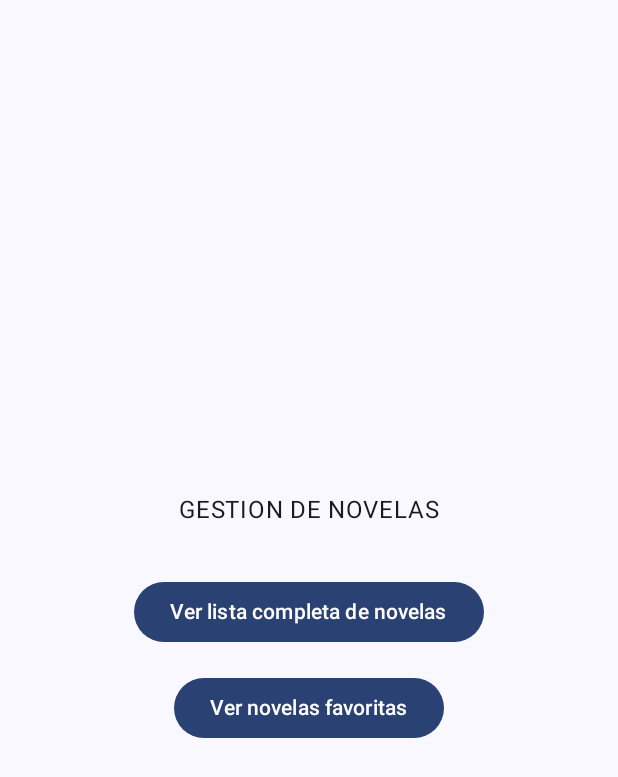
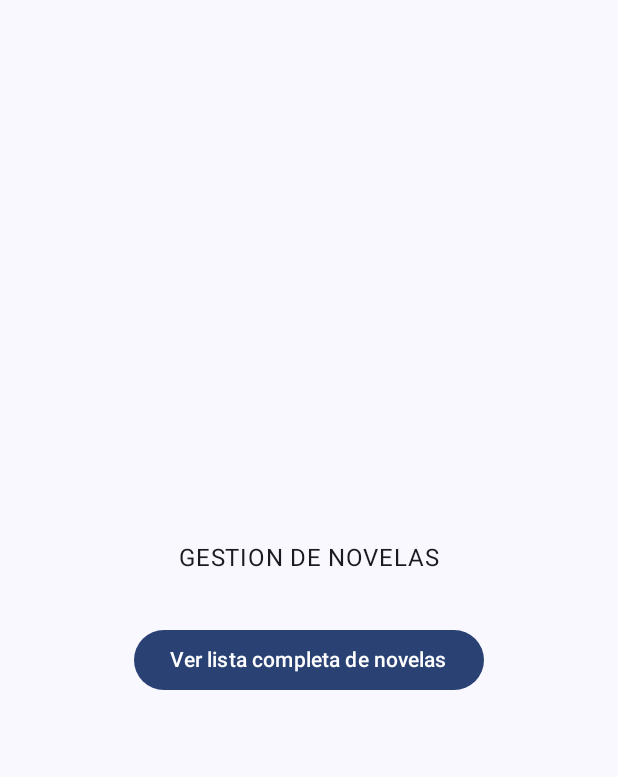
Before and after one commit to ffernandoss/DefinitivoFeedback, an Android app built with Jetpack Compose: the screen it shows after launch (MainActivity), on a phone screen of 412 x 824 dp. Shown: the top 777 px of the screen. Run offline under Robolectric (Android 15) with nearby library versions, the phone set to English and light mode, and no system bars.

Commit message:
eliminacion de uno de los botones del main y ademas en el anterior commit tambien si se apaga la aplicacion se mantienen las novelas

```diff
--- a/app/src/main/java/com/example/definitivofeedback/MainActivity.kt
+++ b/app/src/main/java/com/example/definitivofeedback/MainActivity.kt
@@ -47,10 +47,7 @@ fun MainScreen(modifier: Modifier = Modifier) {
         }) {
             Text(text = "Ver lista completa de novelas")
         }
-        Spacer(modifier = Modifier.height(16.dp))
-        Button(onClick = { /* TODO: Navegar a la lista de novelas favoritas */ }) {
-            Text(text = "Ver novelas favoritas")
-        }
+
     }
 }
 
```
